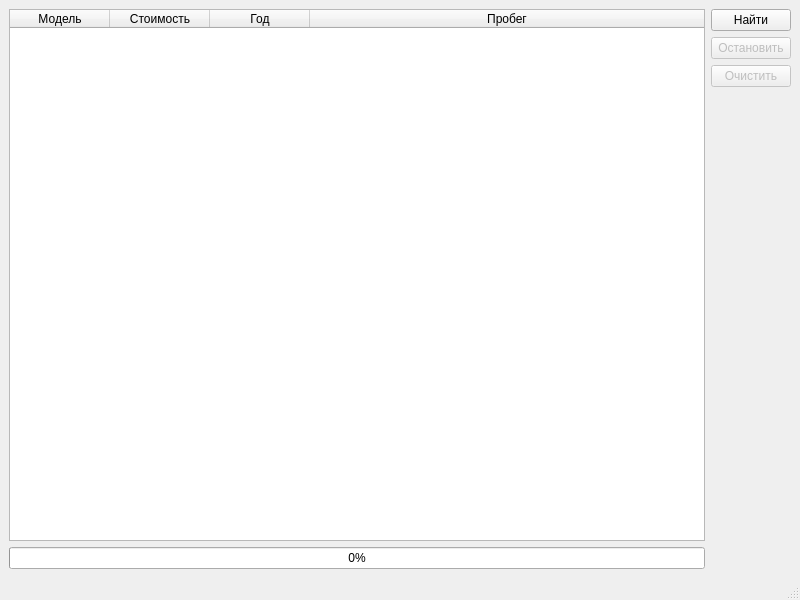
Before: the Qt Designer form cars_scraper/gui/main_window.ui in zicuer/cars_scraper, drawn with Qt 5.
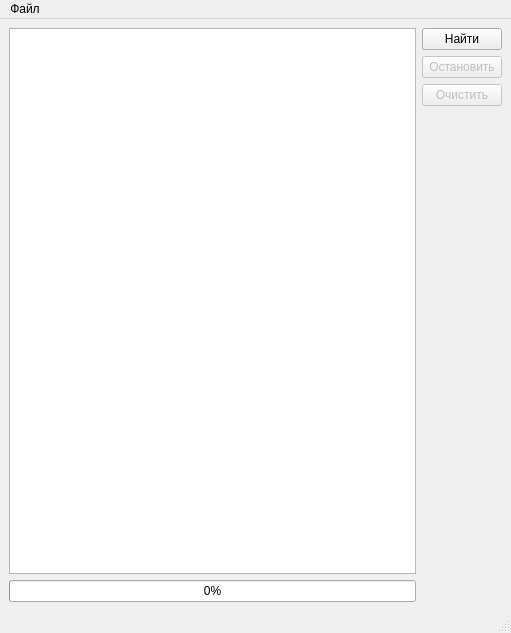
After: the same form once the commit is applied.

Commit message: gui table widget -> model/view

Patch:
```diff
--- a/cars_scraper/gui/main_window.ui
+++ b/cars_scraper/gui/main_window.ui
@@ -6,8 +6,8 @@
    <rect>
     <x>0</x>
     <y>0</y>
-    <width>800</width>
-    <height>600</height>
+    <width>511</width>
+    <height>633</height>
    </rect>
   </property>
   <property name="windowTitle">
@@ -15,42 +15,6 @@
   </property>
   <widget class="QWidget" name="central">
    <layout class="QGridLayout" name="gridLayout">
-    <item row="0" column="0">
-     <widget class="QTableWidget" name="table">
-      <property name="editTriggers">
-       <set>QAbstractItemView::NoEditTriggers</set>
-      </property>
-      <property name="selectionBehavior">
-       <enum>QAbstractItemView::SelectRows</enum>
-      </property>
-      <attribute name="horizontalHeaderStretchLastSection">
-       <bool>true</bool>
-      </attribute>
-      <attribute name="verticalHeaderStretchLastSection">
-       <bool>false</bool>
-      </attribute>
-      <column>
-       <property name="text">
-        <string>Модель</string>
-       </property>
-      </column>
-      <column>
-       <property name="text">
-        <string>Стоимость</string>
-       </property>
-      </column>
-      <column>
-       <property name="text">
-        <string>Год</string>
-       </property>
-      </column>
-      <column>
-       <property name="text">
-        <string>Пробег</string>
-       </property>
-      </column>
-     </widget>
-    </item>
     <item row="1" column="0">
      <widget class="QProgressBar" name="progress">
       <property name="value">
@@ -102,6 +66,31 @@
       </item>
      </layout>
     </item>
+    <item row="0" column="0">
+     <widget class="QTableView" name="table">
+      <property name="editTriggers">
+       <set>QAbstractItemView::NoEditTriggers</set>
+      </property>
+      <property name="selectionBehavior">
+       <enum>QAbstractItemView::SelectRows</enum>
+      </property>
+      <property name="sortingEnabled">
+       <bool>true</bool>
+      </property>
+      <attribute name="horizontalHeaderVisible">
+       <bool>true</bool>
+      </attribute>
+      <attribute name="horizontalHeaderStretchLastSection">
+       <bool>true</bool>
+      </attribute>
+      <attribute name="verticalHeaderVisible">
+       <bool>false</bool>
+      </attribute>
+      <attribute name="verticalHeaderStretchLastSection">
+       <bool>false</bool>
+      </attribute>
+     </widget>
+    </item>
    </layout>
   </widget>
   <widget class="QMenuBar" name="menu">
@@ -109,10 +98,18 @@
     <rect>
      <x>0</x>
      <y>0</y>
-     <width>800</width>
+     <width>511</width>
      <height>21</height>
     </rect>
    </property>
+   <widget class="QMenu" name="file_menu">
+    <property name="title">
+     <string>Файл</string>
+    </property>
+    <addaction name="settings"/>
+    <addaction name="quit"/>
+   </widget>
+   <addaction name="file_menu"/>
   </widget>
   <widget class="QStatusBar" name="status"/>
  </widget>
```
Left out of the diff: 50 changed lines with no effect on the pictures. The commit also changes 8 other files.
